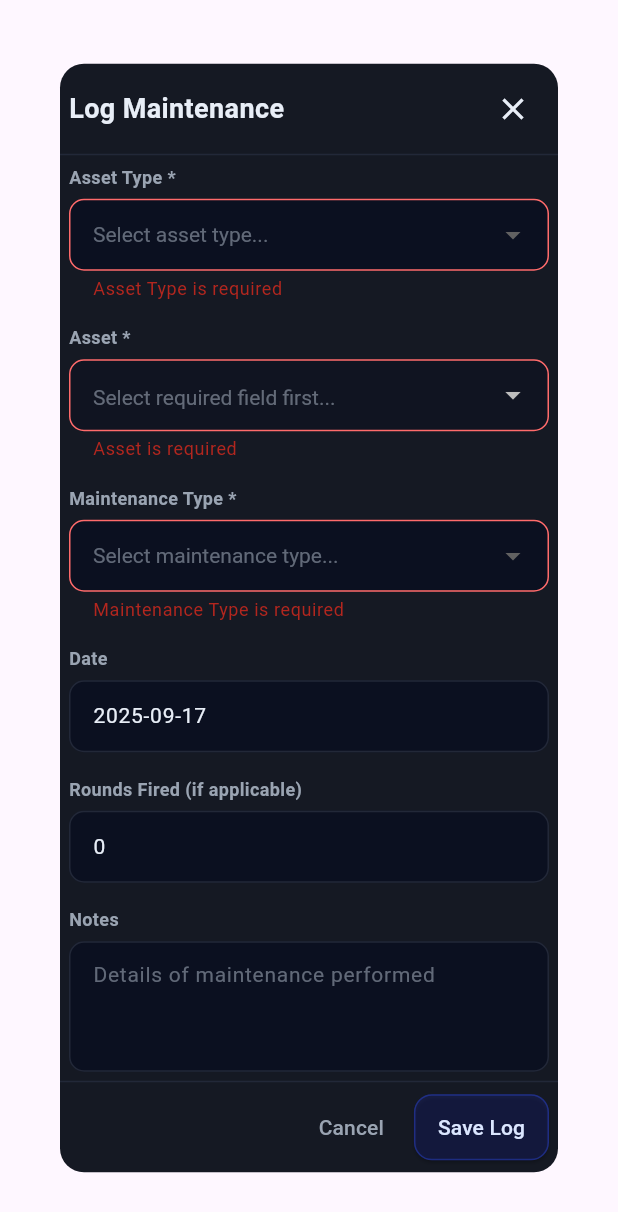
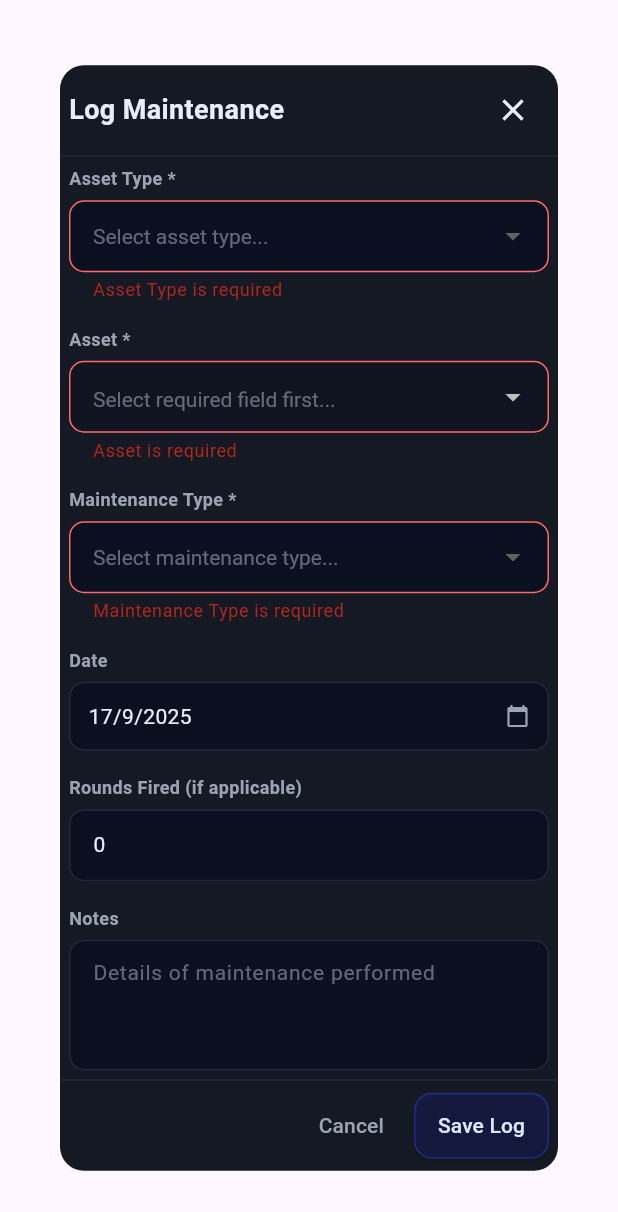
Before and after one commit to Muneer14339/ps_admin, a Flutter app: the AddMaintenanceDialog widget shown alone on an empty page, opened directly with empty values, after a tap on "Save Log", on a phone screen of 412 x 824 dp. Shown: the top 1212 px of the screen. Run offline on Flutter 3.47's test engine with Material 3 defaults, Android fonts, the phone set to English and light mode, and no system bars; our stand-ins replace cloud_firestore, csv, dartz, equatable, file_picker, firebase_auth and 4 more; missing offline and left inert: excel; accounts and stored records are empty; network calls fail.

Commit message:
updated maintenece

```diff
--- a/lib/user_dashboard/presentation/widgets/add_maintenance_dialog.dart
+++ b/lib/user_dashboard/presentation/widgets/add_maintenance_dialog.dart
@@ -26,7 +26,9 @@ class _AddMaintenanceDialogState extends State<AddMaintenanceDialog> {
   final _dropdownValues = <String, String?>{};
 
   List<DropdownOption> _assetOptions = [];
-  bool _loadingAssets = false;
+  List<ArmoryFirearm> _allFirearms = [];
+  List<ArmoryGear> _allGear = [];
+  DateTime _selectedDate = DateTime.now();
 
   @override
   void initState() {
@@ -40,14 +42,10 @@ class _AddMaintenanceDialogState extends State<AddMaintenanceDialog> {
     for (final field in fields) {
       _controllers[field] = TextEditingController();
     }
-
-    // Set default date to today
-    _dropdownValues['date'] = DateTime.now().toString().split(' ')[0];
     _controllers['rounds']?.text = '0';
   }
 
   void _loadInitialData() {
-    // Load firearms and gear for asset selection
     context.read<ArmoryBloc>().add(LoadFirearmsEvent(userId: widget.userId));
     context.read<ArmoryBloc>().add(LoadGearEvent(userId: widget.userId));
   }
@@ -56,30 +54,40 @@ class _AddMaintenanceDialogState extends State<AddMaintenanceDialog> {
     setState(() {
       _dropdownValues['assetType'] = assetType;
       _dropdownValues['asset'] = null;
-      _assetOptions.clear();
+      _updateAssetOptions();
+    });
+  }
+
+  void _updateAssetOptions() {
+    setState(() {
+      if (_dropdownValues['assetType'] == 'firearm') {
+        _assetOptions = _allFirearms.map((firearm) => DropdownOption(
+          value: firearm.id!,
+          label: '${firearm.nickname} (${firearm.make} ${firearm.model})',
+        )).toList();
+      } else if (_dropdownValues['assetType'] == 'gear') {
+        _assetOptions = _allGear.map((gear) => DropdownOption(
+          value: gear.id!,
+          label: '${gear.model} (${gear.category})',
+        )).toList();
+      } else {
+        _assetOptions.clear();
+      }
     });
   }
 
   void _handleFirearmsLoaded(List<ArmoryFirearm> firearms) {
-    if (_dropdownValues['assetType'] == 'firearm') {
-      setState(() {
-        _assetOptions = firearms.map((firearm) => DropdownOption(
-          value: firearm.id!,
-          label: '${firearm.nickname} (${firearm.make} ${firearm.model})',
-        )).toList();
-      });
-    }
+    setState(() {
+      _allFirearms = firearms;
+      _updateAssetOptions();
+    });
   }
 
   void _handleGearLoaded(List<ArmoryGear> gear) {
-    if (_dropdownValues['assetType'] == 'gear') {
-      setState(() {
-        _assetOptions = gear.map((g) => DropdownOption(
-          value: g.id!,
-          label: '${g.model} (${g.category})',
-        )).toList();
-      });
-    }
+    setState(() {
+      _allGear = gear;
+      _updateAssetOptions();
+    });
   }
 
   @override
@@ -150,8 +158,7 @@ class _AddMaintenanceDialogState extends State<AddMaintenanceDialog> {
                 options: _assetOptions,
                 onChanged: (value) => setState(() => _dropdownValues['asset'] = value),
                 isRequired: true,
-                enabled: _dropdownValues['assetType'] != null,
-                isLoading: _loadingAssets,
+                enabled: _dropdownValues['assetType'] != null && _assetOptions.isNotEmpty,
               ),
             ]),
             const SizedBox(height: AppSizes.fieldSpacing),
@@ -171,12 +178,7 @@ class _AddMaintenanceDialogState extends State<AddMaintenanceDialog> {
                 onChanged: (value) => setState(() => _dropdownValues['maintenanceType'] = value),
                 isRequired: true,
               ),
-              CommonDialogWidgets.buildTextField(
-                label: 'Date',
-                controller: TextEditingController(text: _dropdownValues['date']),
-                hintText: DateTime.now().toString().split(' ')[0],
-                onChanged: (value) => _dropdownValues['date'] = value,
-              ),
+              _buildDatePickerField(),
             ]),
             const SizedBox(height: AppSizes.fieldSpacing),
 
@@ -199,6 +201,60 @@ class _AddMaintenanceDialogState extends State<AddMaintenanceDialog> {
           ],
         ),
       ),
+    );
+  }
+
+  Widget _buildDatePickerField() {
+    return Column(
+      crossAxisAlignment: CrossAxisAlignment.start,
+      children: [
+        Text('Date', style: AppTextStyles.fieldLabel),
+        const SizedBox(height: 6),
+        InkWell(
+          onTap: () async {
+            final date = await showDatePicker(
+              context: context,
+              initialDate: _selectedDate,
+              firstDate: DateTime(2020),
+              lastDate: DateTime.now().add(const Duration(days: 30)),
+              builder: (context, child) {
+                return Theme(
+                  data: Theme.of(context).copyWith(
+                    colorScheme: const ColorScheme.dark(
+                      primary: AppColors.accentText,
+                      surface: AppColors.cardBackground,
+                    ),
+                  ),
+                  child: child!,
+                );
+              },
+            );
+            if (date != null) {
+              setState(() => _selectedDate = date);
+            }
+          },
+          child: Container(
+            width: double.infinity,
+            padding: const EdgeInsets.all(12),
+            decoration: BoxDecoration(
+              color: AppColors.inputBackground,
+              borderRadius: BorderRadius.circular(AppSizes.borderRadius),
+              border: Border.all(color: AppColors.primaryBorder),
+            ),
+            child: Row(
+              children: [
+                Expanded(
+                  child: Text(
+                    '${_selectedDate.day}/${_selectedDate.month}/${_selectedDate.year}',
+                    style: const TextStyle(color: AppColors.primaryText, fontSize: 14),
+                  ),
+                ),
+                const Icon(Icons.calendar_today, color: AppColors.secondaryText, size: 16),
+              ],
+            ),
+          ),
+        ),
+      ],
     );
   }
 
@@ -231,7 +287,7 @@ class _AddMaintenanceDialogState extends State<AddMaintenanceDialog> {
       assetType: _dropdownValues['assetType']!,
       assetId: _dropdownValues['asset']!,
       maintenanceType: _dropdownValues['maintenanceType']!,
-      date: DateTime.tryParse(_dropdownValues['date'] ?? '') ?? DateTime.now(),
+      date: _selectedDate,
       roundsFired: int.tryParse(_controllers['rounds']?.text.trim() ?? '0'),
       notes: _controllers['notes']?.text.trim(),
       dateAdded: DateTime.now(),
```
